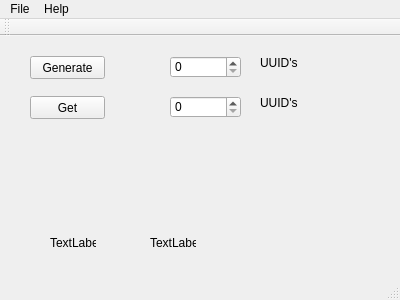
yxbh/UUIDer, file Source/UUIDer/UUIDerMainWindow.ui: the form before one commit.
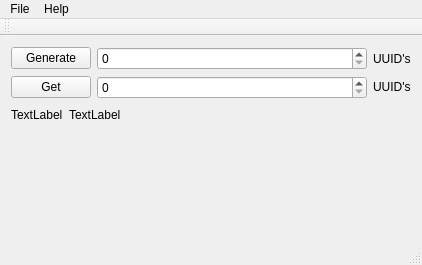
The form after the commit.

Patch:
```diff
--- a/Source/UUIDer/UUIDerMainWindow.ui
+++ b/Source/UUIDer/UUIDerMainWindow.ui
@@ -6,119 +6,170 @@
    <rect>
     <x>0</x>
     <y>0</y>
-    <width>400</width>
-    <height>300</height>
+    <width>422</width>
+    <height>265</height>
    </rect>
   </property>
   <property name="windowTitle">
    <string>UUIDer</string>
   </property>
   <widget class="QWidget" name="centralWidget">
-   <widget class="QLabel" name="label">
-    <property name="geometry">
-     <rect>
-      <x>260</x>
-      <y>20</y>
-      <width>46</width>
-      <height>13</height>
-     </rect>
-    </property>
-    <property name="text">
-     <string>UUID's</string>
-    </property>
-   </widget>
-   <widget class="QLabel" name="label_2">
-    <property name="geometry">
-     <rect>
-      <x>260</x>
-      <y>60</y>
-      <width>46</width>
-      <height>13</height>
-     </rect>
-    </property>
-    <property name="text">
-     <string>UUID's</string>
-    </property>
-   </widget>
-   <widget class="QLabel" name="label_3">
-    <property name="geometry">
-     <rect>
-      <x>50</x>
-      <y>200</y>
-      <width>46</width>
-      <height>13</height>
-     </rect>
-    </property>
-    <property name="text">
-     <string>TextLabel</string>
-    </property>
-   </widget>
-   <widget class="QLabel" name="label_4">
-    <property name="geometry">
-     <rect>
-      <x>150</x>
-      <y>200</y>
-      <width>46</width>
-      <height>13</height>
-     </rect>
-    </property>
-    <property name="text">
-     <string>TextLabel</string>
-    </property>
-   </widget>
-   <widget class="QPushButton" name="pushButton">
-    <property name="geometry">
-     <rect>
-      <x>30</x>
-      <y>20</y>
-      <width>75</width>
-      <height>23</height>
-     </rect>
-    </property>
-    <property name="text">
-     <string>Generate</string>
-    </property>
-   </widget>
-   <widget class="QPushButton" name="pushButton_2">
-    <property name="geometry">
-     <rect>
-      <x>30</x>
-      <y>60</y>
-      <width>75</width>
-      <height>23</height>
-     </rect>
-    </property>
-    <property name="text">
-     <string>Get</string>
-    </property>
-   </widget>
-   <widget class="QSpinBox" name="spinBox">
-    <property name="geometry">
-     <rect>
-      <x>170</x>
-      <y>20</y>
-      <width>71</width>
-      <height>22</height>
-     </rect>
-    </property>
-   </widget>
-   <widget class="QSpinBox" name="spinBox_2">
-    <property name="geometry">
-     <rect>
-      <x>170</x>
-      <y>60</y>
-      <width>71</width>
-      <height>22</height>
-     </rect>
-    </property>
-   </widget>
+   <layout class="QVBoxLayout" name="verticalLayout_4">
+    <item>
+     <layout class="QVBoxLayout" name="verticalLayout_3">
+      <item>
+       <layout class="QVBoxLayout" name="verticalLayout_2">
+        <item>
+         <layout class="QHBoxLayout" name="horizontalLayout">
+          <property name="sizeConstraint">
+           <enum>QLayout::SetDefaultConstraint</enum>
+          </property>
+          <item>
+           <widget class="QPushButton" name="pushButton">
+            <property name="sizePolicy">
+             <sizepolicy hsizetype="Fixed" vsizetype="Fixed">
+              <horstretch>0</horstretch>
+              <verstretch>0</verstretch>
+             </sizepolicy>
+            </property>
+            <property name="text">
+             <string>Generate</string>
+            </property>
+           </widget>
+          </item>
+          <item>
+           <widget class="QSpinBox" name="spinBox">
+            <property name="sizePolicy">
+             <sizepolicy hsizetype="Expanding" vsizetype="Fixed">
+              <horstretch>0</horstretch>
+              <verstretch>0</verstretch>
+             </sizepolicy>
+            </property>
+            <property name="minimumSize">
+             <size>
+              <width>0</width>
+              <height>0</height>
+             </size>
+            </property>
+            <property name="baseSize">
+             <size>
+              <width>0</width>
+              <height>0</height>
+             </size>
+            </property>
+           </widget>
+          </item>
+          <item>
+           <widget class="QLabel" name="label">
+            <property name="sizePolicy">
+             <sizepolicy hsizetype="Preferred" vsizetype="Preferred">
+              <horstretch>0</horstretch>
+              <verstretch>0</verstretch>
+             </sizepolicy>
+            </property>
+            <property name="text">
+             <string>UUID's</string>
+            </property>
+           </widget>
+          </item>
+         </layout>
+        </item>
+       </layout>
+      </item>
+      <item>
+       <layout class="QHBoxLayout" name="horizontalLayout_2">
+        <item>
+         <widget class="QPushButton" name="pushButton_2">
+          <property name="sizePolicy">
+           <sizepolicy hsizetype="Fixed" vsizetype="Fixed">
+            <horstretch>0</horstretch>
+            <verstretch>0</verstretch>
+           </sizepolicy>
+          </property>
+          <property name="text">
+           <string>Get</string>
+          </property>
+         </widget>
+        </item>
+        <item>
+         <widget class="QSpinBox" name="spinBox_2">
+          <property name="sizePolicy">
+           <sizepolicy hsizetype="Expanding" vsizetype="Fixed">
+            <horstretch>0</horstretch>
+            <verstretch>0</verstretch>
+           </sizepolicy>
+          </property>
+         </widget>
+        </item>
+        <item>
+         <widget class="QLabel" name="label_2">
+          <property name="sizePolicy">
+           <sizepolicy hsizetype="Preferred" vsizetype="Fixed">
+            <horstretch>0</horstretch>
+            <verstretch>0</verstretch>
+           </sizepolicy>
+          </property>
+          <property name="text">
+           <string>UUID's</string>
+          </property>
+         </widget>
+        </item>
+       </layout>
+      </item>
+      <item>
+       <layout class="QHBoxLayout" name="horizontalLayout_3">
+        <item>
+         <widget class="QLabel" name="label_3">
+          <property name="text">
+           <string>TextLabel</string>
+          </property>
+         </widget>
+        </item>
+        <item>
+         <widget class="QLabel" name="label_4">
+          <property name="text">
+           <string>TextLabel</string>
+          </property>
+         </widget>
+        </item>
+        <item>
+         <spacer name="horizontalSpacer">
+          <property name="orientation">
+           <enum>Qt::Horizontal</enum>
+          </property>
+          <property name="sizeHint" stdset="0">
+           <size>
+            <width>40</width>
+            <height>20</height>
+           </size>
+          </property>
+         </spacer>
+        </item>
+       </layout>
+      </item>
+      <item>
+       <spacer name="verticalSpacer">
+        <property name="orientation">
+         <enum>Qt::Vertical</enum>
+        </property>
+        <property name="sizeHint" stdset="0">
+         <size>
+          <width>20</width>
+          <height>40</height>
+         </size>
+        </property>
+       </spacer>
+      </item>
+     </layout>
+    </item>
+   </layout>
   </widget>
   <widget class="QMenuBar" name="menuBar">
    <property name="geometry">
     <rect>
      <x>0</x>
      <y>0</y>
-     <width>400</width>
+     <width>422</width>
      <height>21</height>
     </rect>
    </property>
```
